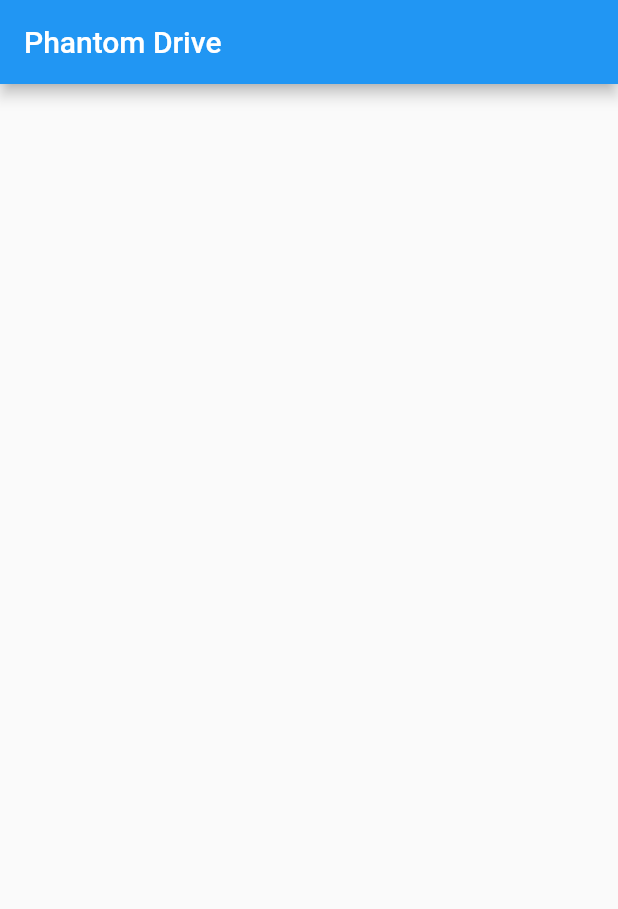
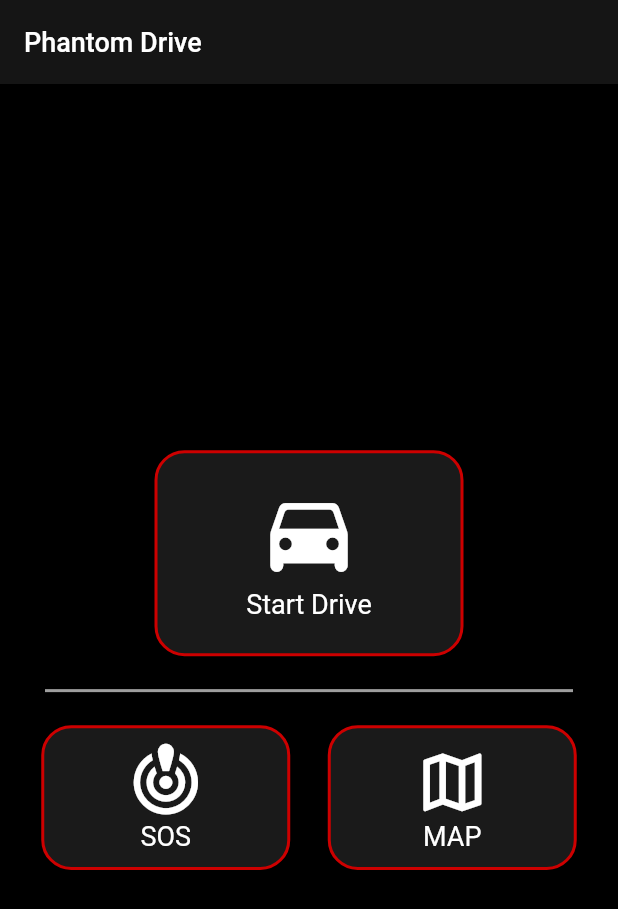
Before and after one commit to heyprincesingh/phantom-drive, a Flutter app: the screen it shows after launch, on a phone screen of 412 x 824 dp. Shown: the top 909 px of the screen. Run offline on Flutter 3.47's test engine with Material 2 defaults, Android fonts, the phone set to English and light mode, and no system bars; our stand-ins replace camera; Roboto replaces fonts that are missing (Poppins).

Commit message:
UI Completed

```diff
--- /dev/null
+++ b/assets/labels.txt
@@ -0,0 +1,2 @@
+0 Working
+1 Sleep
--- /dev/null
+++ b/lib/drive.dart
@@ -0,0 +1,49 @@
+import 'package:camera/camera.dart';
+import 'package:flutter/material.dart';
+//import 'package:tflite/tflite.dart';
+
+import 'main.dart';
+
+class drive extends StatefulWidget {
+  const drive({Key? key}) : super(key: key);
+
+  @override
+  State<drive> createState() => _driveState();
+}
+
+class _driveState extends State<drive> {
+  CameraImage? cameraImage;
+  CameraController? cameraController;
+  String output = '';
+
+  loadCamera(){
+    cameraController = CameraController(cameras![0], ResolutionPreset.medium);
+    cameraController!.initialize().then((value){
+      if(!mounted)
+        return;
+      else{
+        setState(() {
+          cameraController!.startImageStream((imageStream){
+            cameraImage = imageStream;
+            runModel();
+          });
+        });
+      }
+    });
+  }
+
+  runModel()async{
+    if(cameraImage!=null){
+      //var predictions = await Tflite.runModelOnFrame(bytesList: cameraImage!planse)
+    }
+  }
+
+  @override
+  Widget build(BuildContext context) {
+    return Scaffold(
+      appBar: AppBar(
+        title: Text("Camera"),
+      ),
+    );
+  }
+}
--- a/lib/main.dart
+++ b/lib/main.dart
@@ -1,6 +1,10 @@
+import 'package:camera/camera.dart';
 import 'package:flutter/material.dart';
 
-void main() {
+List<CameraDescription>? cameras;
+void main() async {
+  WidgetsFlutterBinding.ensureInitialized();
+  cameras = await availableCameras();
   runApp(const MyApp());
 }
 
@@ -11,6 +15,7 @@ class MyApp extends StatelessWidget {
   @override
   Widget build(BuildContext context) {
     return MaterialApp(
+      debugShowCheckedModeBanner: false,
       title: 'Phantom Drive',
       home: HomeScreen(),
     );
@@ -23,10 +28,142 @@ class HomeScreen extends StatelessWidget {
   @override
   Widget build(BuildContext context) {
     return Scaffold(
+      backgroundColor: Colors.black,
         appBar: AppBar(
-          title: Text("Phantom Drive"),
+          backgroundColor: Color(0xff151515),
+          title: Text("Phantom Drive",
+              style: TextStyle(
+                  fontSize: 18, color: Colors.white, fontFamily: "Poppins")),
         ),
-        body: Container()
+        body: Container(
+          width: MediaQuery.of(context).size.width,
+          child: Column(
+            mainAxisAlignment: MainAxisAlignment.center,
+            crossAxisAlignment: CrossAxisAlignment.center,
+            children: [
+              Padding(
+                padding: const EdgeInsets.all(15),
+                child: InkWell(
+                  onTap: (){},
+                  customBorder: RoundedRectangleBorder(
+                    borderRadius: BorderRadius.circular(20),
+                  ),
+                  child: Container(
+                    height: MediaQuery.of(context).size.width / 3,
+                    width: MediaQuery.of(context).size.width / 2,
+                    decoration: BoxDecoration(
+                        color: Colors.white10,
+                        border: Border.all(
+                            color: Color(0xffcd0000) /*Color(0xff1AC70B)*/,
+                            width: 2),
+                        borderRadius: BorderRadius.all(Radius.circular(20))
+                    ),
+                    child: Column(
+                      mainAxisAlignment: MainAxisAlignment.center,
+                      crossAxisAlignment: CrossAxisAlignment.center,
+                      children: [
+                        Icon(
+                            Icons.drive_eta_rounded,
+                            size: MediaQuery.of(context).size.width / 6,
+                            color: Colors.white
+                        ),
+                        Text(
+                          "Start Drive",
+                          style: TextStyle(
+                              fontSize: 18, color: Colors.white, fontFamily: "Poppins"),
+                        )
+                      ],
+                    ),
+                  ),
+                ),
+              ),
+              Divider(
+                color: Colors.grey,
+                thickness: 2,
+                indent: 30,
+                endIndent: 30,
+              ),
+              Padding(
+                padding: const EdgeInsets.all(15),
+                child: Row(
+                  mainAxisAlignment: MainAxisAlignment.spaceAround,
+                  children: [
+                    InkWell(
+                      onTap: (){},
+                      customBorder: RoundedRectangleBorder(
+                        borderRadius: BorderRadius.circular(20),
+                      ),
+                      child: Container(
+                        width: MediaQuery.of(context).size.width / 2 - 40,
+                        decoration: BoxDecoration(
+                            color: Colors.white10,
+                            border: Border.all(
+                                color: Color(0xffcd0000) /*Color(0xff1AC70B)*/,
+                                width: 2),
+                            borderRadius: BorderRadius.all(Radius.circular(20))
+                        ),
+                        child: Padding(
+                          padding: const EdgeInsets.all(10),
+                          child: Column(
+                            mainAxisAlignment: MainAxisAlignment.center,
+                            crossAxisAlignment: CrossAxisAlignment.center,
+                            children: [
+                              Icon(
+                                  Icons.crisis_alert,
+                                  size: MediaQuery.of(context).size.width / 8,
+                                  color: Colors.white
+                              ),
+                              Text(
+                                "SOS",
+                                style: TextStyle(
+                                    fontSize: 18, color: Colors.white, fontFamily: "Poppins"),
+                              )
+                            ],
+                          ),
+                        ),
+                      ),
+                    ),
+                    InkWell(
+                      onTap: (){},
+                      customBorder: RoundedRectangleBorder(
+                        borderRadius: BorderRadius.circular(20),
+                      ),
+                      child: Container(
+                        width: MediaQuery.of(context).size.width / 2 - 40,
+                        decoration: BoxDecoration(
+                            color: Colors.white10,
+                            border: Border.all(
+                                color: Color(0xffcd0000) /*Color(0xff1AC70B)*/,
+                                width: 2),
+                            borderRadius: BorderRadius.all(Radius.circular(20))
+                        ),
+                        child: Padding(
+                          padding: const EdgeInsets.all(10),
+                          child: Column(
+                            mainAxisAlignment: MainAxisAlignment.center,
+                            crossAxisAlignment: CrossAxisAlignment.center,
+                            children: [
+                              Icon(
+                                  Icons.map_outlined,
+                                  size: MediaQuery.of(context).size.width / 8,
+                                  color: Colors.white
+                              ),
+                              Text(
+                                "MAP",
+                                style: TextStyle(
+                                    fontSize: 18, color: Colors.white, fontFamily: "Poppins"),
+                              )
+                            ],
+                          ),
+                        ),
+                      ),
+                    ),
+                  ],
+                ),
+              ),
+            ],
+          ),
+        )
     );
   }
 }
--- a/pubspec.yaml
+++ b/pubspec.yaml
@@ -34,6 +34,7 @@ dependencies:
   # The following adds the Cupertino Icons font to your application.
   # Use with the CupertinoIcons class for iOS style icons.
   cupertino_icons: ^1.0.2
+  camera: ^0.10.0+1
 
 dev_dependencies:
   flutter_test:
```
Also changed, not shown: assets/Fonts/Poppins-Bold.ttf (added), assets/Fonts/Tondo-Light.ttf (added), assets/Fonts/Tondo-Regular.ttf (added), pubspec.lock, 1 other file.
